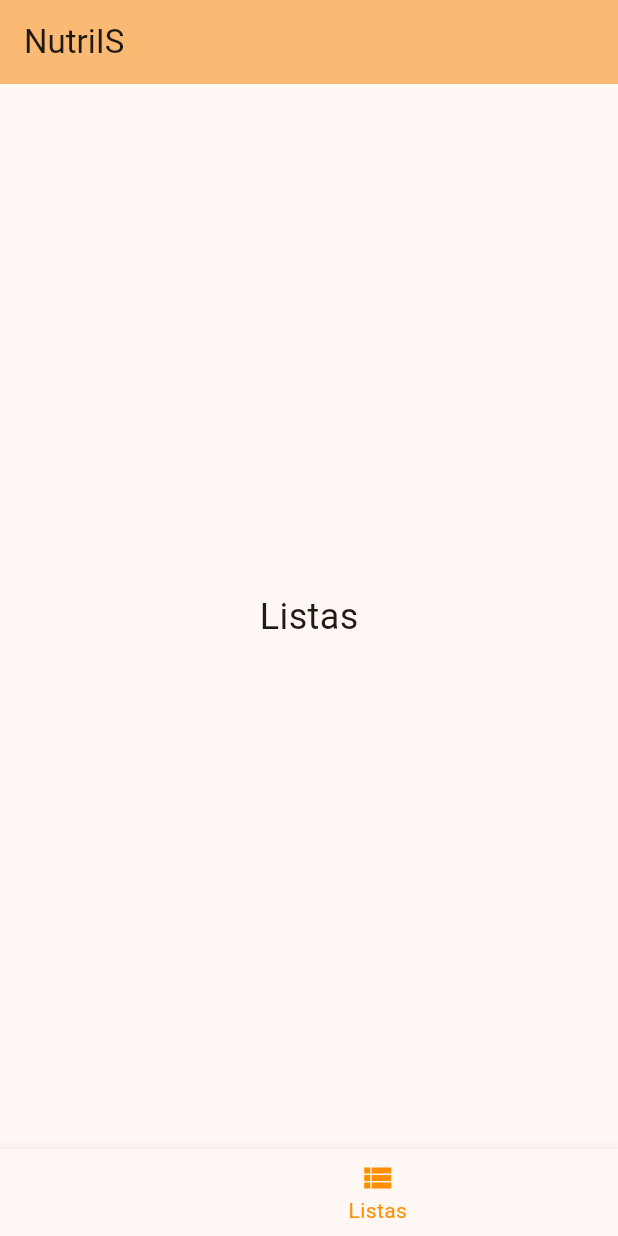
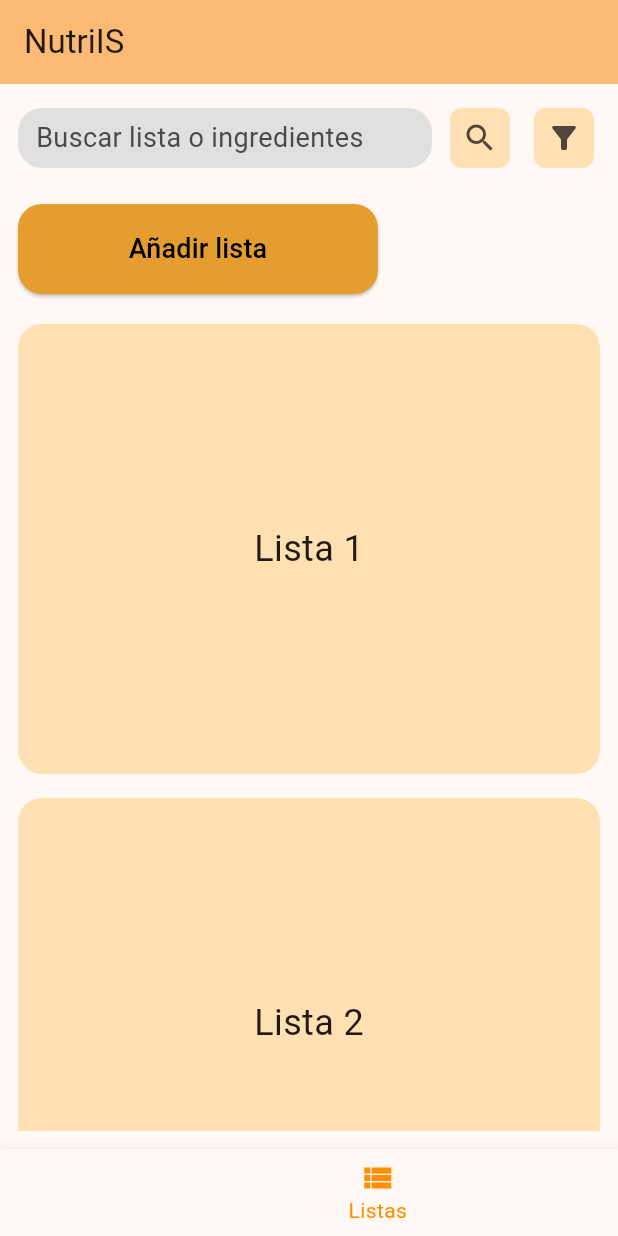
Before and after one commit to eduardotorres293/nutriis, a Flutter app: the screen it shows after launch, item 3 of the bottom bar chosen, on a phone screen of 412 x 824 dp. Run offline on Flutter 3.47's test engine with Material 3 defaults, Android fonts, the phone set to English and light mode, and no system bars.

Commit message:
- Cambios en la interfaz  * Aumentado el tamaño de la fuente de letra de todas las recetas y listas (16>24)  * Cambio de diseño en los botones de filtro y busqueda, ahora son cuadrados - Agregada la pantalla de listas  * Agregados sus respectivos botones de filtro y busqueda.  * Esta pantalla de listas cuenta con una vista en forma de lista, por lo que no se puede modificar a un GridView  * Añadido un boton para crear una nueva lista

```diff
--- a/lib/pages/lists.dart
+++ b/lib/pages/lists.dart
@@ -1,12 +1,129 @@
 import 'package:flutter/material.dart';
 
-class Lists extends StatelessWidget {
+class Lists extends StatefulWidget {
   const Lists({super.key});
 
   @override
+  State<Lists> createState() => _ListsState();
+}
+
+class _ListsState extends State<Lists> {
+  int globalItemCount = 500;
+  @override
   Widget build(BuildContext context) {
-    return const Center(
-      child: Text('Listas', style: TextStyle(fontSize: 24)),
+    return Padding(
+      padding: const EdgeInsets.all(12),
+      child: Column(
+        children: [
+          Row(
+            children: [
+              Expanded(
+                  child: Container(
+                    height: 40,
+                    decoration: BoxDecoration(
+                      color: Colors.grey[300],
+                      borderRadius: BorderRadius.circular(16),
+                    ),
+                    padding: const EdgeInsets.symmetric(horizontal: 12),
+                    child: const Align(
+                      alignment: Alignment.centerLeft,
+                      child: Text(
+                        'Buscar lista o ingredientes',
+                        style: TextStyle(fontSize: 18, color: Color.fromARGB(255, 78, 73, 73)),
+                      ),
+                    ),
+                  ),
+                ),
+                const SizedBox(width: 8),
+
+                // Boton de busqueda
+                IconButton(
+                  onPressed: () {
+                    print("Botón de búsqueda presionado");
+                  },
+                  icon: const Icon(Icons.search),
+                  style: IconButton.styleFrom(
+                    backgroundColor: Colors.orange[100],
+                    minimumSize: const Size(40, 40),
+                    padding: EdgeInsets.zero,
+                    shape: RoundedRectangleBorder(
+                      borderRadius: BorderRadius.circular(8),
+                    ),
+                  ),
+                ),
+                const SizedBox(width: 8),
+
+                // Boton de filtro
+                IconButton(
+                  onPressed: () {
+                    print("Filtro presionado");
+                  },
+                  icon: const Icon(Icons.filter_alt),
+                  style: IconButton.styleFrom(
+                    backgroundColor: Colors.orange[100],
+                    minimumSize: const Size(40, 40),
+                    padding: EdgeInsets.zero,
+                    shape: RoundedRectangleBorder(
+                      borderRadius: BorderRadius.circular(8),
+                    ),
+                  ),
+                ),
+            ],
+          ),
+
+          const SizedBox(height: 20),
+          //Boton de añadir
+          Row(
+            children: [
+              ElevatedButton(
+                onPressed: () {
+                  setState(() {
+                    globalItemCount++;
+                  });
+                },
+                style: ElevatedButton.styleFrom(
+                  backgroundColor: const Color.fromARGB(255, 230, 157, 47),
+                  shape: RoundedRectangleBorder(
+                    borderRadius: BorderRadius.circular(16),
+                  ),
+                  minimumSize: const Size(240, 60),
+                ),
+                child: Text('Añadir lista', style: const TextStyle(
+                  fontSize: 18, color: Color.fromARGB(255, 0, 0, 0),
+                  ),
+                ),
+              ),
+            ],
+          ),
+
+          const SizedBox(height: 20),
+
+          // Listas y eso
+          Expanded(
+            child: ListView.separated(
+              separatorBuilder: (_, __) => const SizedBox(height: 16),
+              itemCount: globalItemCount,
+              itemBuilder: (context, index) {
+                return SizedBox(
+                  height: 300,
+                  child: Container(
+                    decoration: BoxDecoration(
+                      color: Colors.orange[100],
+                      borderRadius: BorderRadius.circular(16),
+                    ),
+                    child: Center(
+                      child: Text(
+                        'Lista ${index + 1}',
+                        style: const TextStyle(fontSize: 24),
+                      ),
+                    ),
+                  ),
+                );
+              },
+            ),
+          ),
+        ],
+      )
     );
   }
 }
--- a/lib/pages/mainmenu.dart
+++ b/lib/pages/mainmenu.dart
@@ -46,6 +46,9 @@ class _MainmenuState extends State<Mainmenu> {
                     backgroundColor: Colors.orange[100],
                     minimumSize: const Size(40, 40),
                     padding: EdgeInsets.zero,
+                    shape: RoundedRectangleBorder(
+                      borderRadius: BorderRadius.circular(8),
+                    ),
                   ),
                 ),
                 const SizedBox(width: 8),
@@ -60,6 +63,9 @@ class _MainmenuState extends State<Mainmenu> {
                     backgroundColor: Colors.orange[100],
                     minimumSize: const Size(40, 40),
                     padding: EdgeInsets.zero,
+                    shape: RoundedRectangleBorder(
+                      borderRadius: BorderRadius.circular(8),
+                    ),
                   ),
                 ),
             ],
@@ -90,7 +96,9 @@ class _MainmenuState extends State<Mainmenu> {
                           borderRadius: BorderRadius.circular(16),
                         ),
                         child: Center(
-                          child: Text('Receta ${index + 1}'),
+                          child: Text('Receta ${index + 1}',
+                          style: const TextStyle(fontSize: 24),
+                          ),
                         ),
                       );
                     },
--- a/lib/pages/searcher.dart
+++ b/lib/pages/searcher.dart
@@ -47,6 +47,9 @@ class _SearcherState extends State<Searcher> {
                     backgroundColor: Colors.orange[100],
                     minimumSize: const Size(40, 40),
                     padding: EdgeInsets.zero,
+                    shape: RoundedRectangleBorder(
+                      borderRadius: BorderRadius.circular(8),
+                    ),
                   ),
                 ),
                 const SizedBox(width: 8),
@@ -61,6 +64,9 @@ class _SearcherState extends State<Searcher> {
                     backgroundColor: Colors.orange[100],
                     minimumSize: const Size(40, 40),
                     padding: EdgeInsets.zero,
+                    shape: RoundedRectangleBorder(
+                      borderRadius: BorderRadius.circular(8),
+                    ),
                   ),
                 ),
                 const SizedBox(width: 8),
@@ -76,6 +82,9 @@ class _SearcherState extends State<Searcher> {
                     backgroundColor: Colors.orange[100],
                     minimumSize: const Size(40, 40),
                     padding: EdgeInsets.zero,
+                    shape: RoundedRectangleBorder(
+                      borderRadius: BorderRadius.circular(8),
+                    ),
                   ),
                 ),
             ],
@@ -104,7 +113,7 @@ class _SearcherState extends State<Searcher> {
                     child: Center(
                       child: Text(
                         'Receta ${index + 1}',
-                        style: const TextStyle(fontSize: 16),
+                        style: const TextStyle(fontSize: 24),
                       ),
                     ),
                   );
@@ -124,7 +133,7 @@ class _SearcherState extends State<Searcher> {
                       child: Center(
                         child: Text(
                           'Receta ${index + 1}',
-                          style: const TextStyle(fontSize: 16),
+                          style: const TextStyle(fontSize: 24),
                         ),
                       ),
                     ),
```
